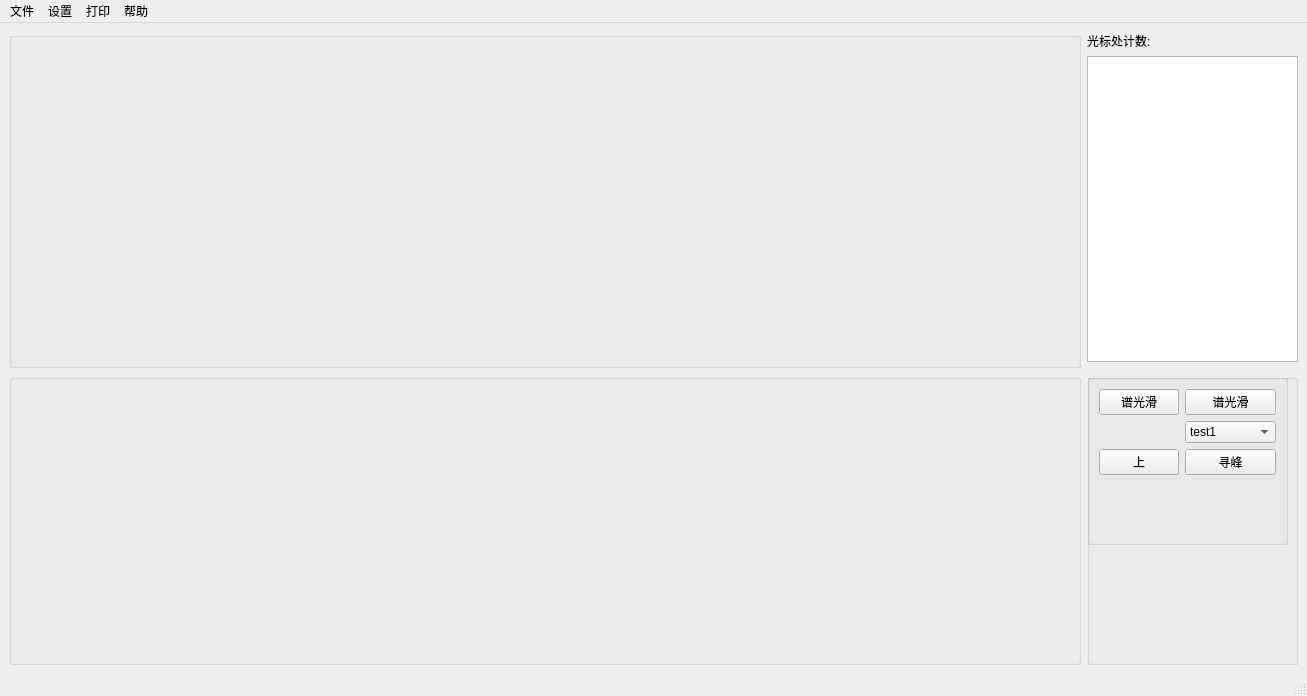
This is untitled.ui in CurtKT/SpectrumAnalysis as Qt 5 draws it before an edit. The edited form follows.
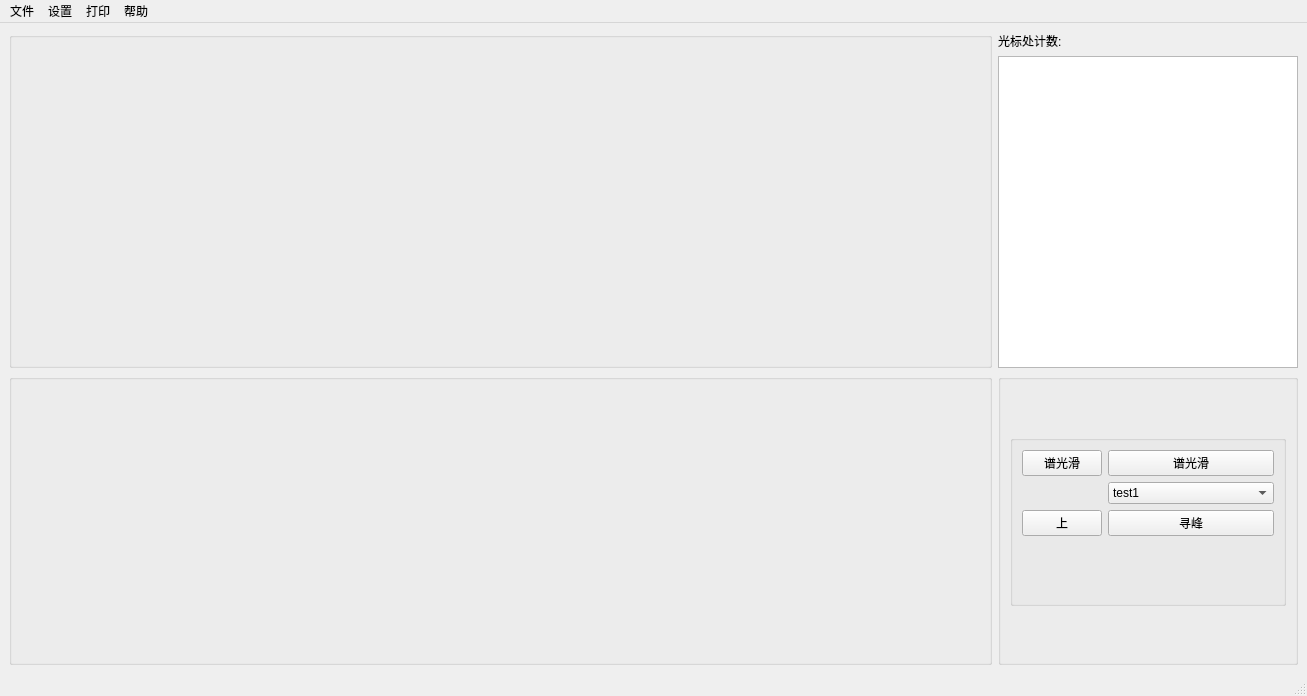
This is the edited form.

What changed in the file:
```diff
--- a/untitled.ui
+++ b/untitled.ui
@@ -15,57 +15,42 @@
   </property>
   <widget class="QWidget" name="centralwidget">
    <layout class="QGridLayout" name="gridLayout">
-    <item row="1" column="1">
-     <widget class="QListView" name="listView">
-      <property name="minimumSize">
-       <size>
-        <width>211</width>
-        <height>150</height>
-       </size>
-      </property>
-      <property name="maximumSize">
-       <size>
-        <width>211</width>
-        <height>99999</height>
-       </size>
+    <item row="0" column="0" rowspan="2">
+     <widget class="QGroupBox" name="groupBox">
+      <property name="title">
+       <string/>
       </property>
      </widget>
     </item>
-    <item row="3" column="1">
+    <item row="2" column="1">
      <widget class="QGroupBox" name="groupBox_3">
       <property name="minimumSize">
        <size>
-        <width>211</width>
+        <width>300</width>
         <height>291</height>
        </size>
       </property>
       <property name="maximumSize">
        <size>
-        <width>211</width>
+        <width>300</width>
         <height>50000</height>
        </size>
       </property>
       <property name="title">
        <string/>
       </property>
+      <layout class="QGridLayout" name="gridLayout_2">
+       <item row="0" column="0">
       <widget class="QGroupBox" name="groupBox_4">
-       <property name="geometry">
-        <rect>
-         <x>0</x>
-         <y>0</y>
-         <width>201</width>
-         <height>171</height>
-        </rect>
-       </property>
        <property name="minimumSize">
         <size>
-         <width>201</width>
+           <width>0</width>
          <height>171</height>
         </size>
        </property>
        <property name="maximumSize">
         <size>
-         <width>201</width>
+           <width>999999</width>
          <height>171</height>
         </size>
        </property>
@@ -87,21 +72,21 @@
           </property>
          </widget>
         </item>
-        <item row="2" column="0">
+          <item row="3" column="0">
          <widget class="QPushButton" name="pushButton_3">
           <property name="text">
            <string>上</string>
           </property>
          </widget>
         </item>
-        <item row="2" column="1">
+          <item row="3" column="1">
          <widget class="QPushButton" name="pushButton_4">
           <property name="text">
            <string>寻峰</string>
           </property>
          </widget>
         </item>
-        <item row="1" column="1">
+          <item row="2" column="1">
          <widget class="QComboBox" name="comboBox">
           <item>
            <property name="text">
@@ -117,15 +102,45 @@
         </item>
        </layout>
       </widget>
+       </item>
+      </layout>
      </widget>
     </item>
-    <item row="3" column="0">
+    <item row="2" column="0">
      <widget class="QGroupBox" name="groupBox_2">
       <property name="title">
        <string/>
       </property>
      </widget>
     </item>
+    <item row="1" column="1">
+     <widget class="QTextBrowser" name="textBrowser">
+      <property name="minimumSize">
+       <size>
+        <width>300</width>
+        <height>0</height>
+       </size>
+      </property>
+      <property name="maximumSize">
+       <size>
+        <width>300</width>
+        <height>16777215</height>
+       </size>
+      </property>
+      <property name="font">
+       <font>
+        <pointsize>7</pointsize>
+       </font>
+      </property>
+      <property name="html">
+       <string>&lt;!DOCTYPE HTML PUBLIC &quot;-//W3C//DTD HTML 4.0//EN&quot; &quot;http://www.w3.org/TR/REC-html40/strict.dtd&quot;&gt;
+&lt;html&gt;&lt;head&gt;&lt;meta name=&quot;qrichtext&quot; content=&quot;1&quot; /&gt;&lt;style type=&quot;text/css&quot;&gt;
+p, li { white-space: pre-wrap; }
+&lt;/style&gt;&lt;/head&gt;&lt;body style=&quot; font-family:'SimSun'; font-size:7pt; font-weight:400; font-style:normal;&quot;&gt;
+&lt;p style=&quot;-qt-paragraph-type:empty; margin-top:0px; margin-bottom:0px; margin-left:0px; margin-right:0px; -qt-block-indent:0; text-indent:0px; font-size:6pt;&quot;&gt;&lt;br /&gt;&lt;/p&gt;&lt;/body&gt;&lt;/html&gt;</string>
+      </property>
+     </widget>
+    </item>
     <item row="0" column="1">
      <widget class="QLabel" name="label">
       <property name="minimumSize">
@@ -139,13 +154,6 @@
       </property>
      </widget>
     </item>
-    <item row="0" column="0" rowspan="3">
-     <widget class="QGroupBox" name="groupBox">
-      <property name="title">
-       <string/>
-      </property>
-     </widget>
-    </item>
    </layout>
   </widget>
   <widget class="QMenuBar" name="menubar">
```
Lines whose indentation alone changed are shown as unchanged.
